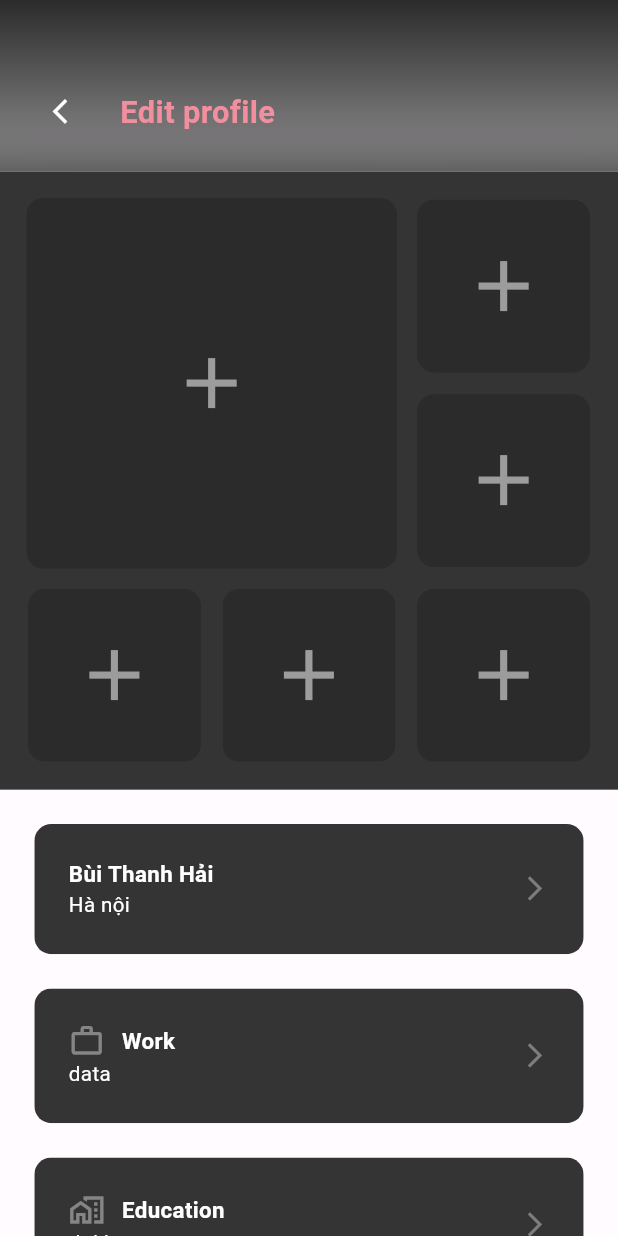
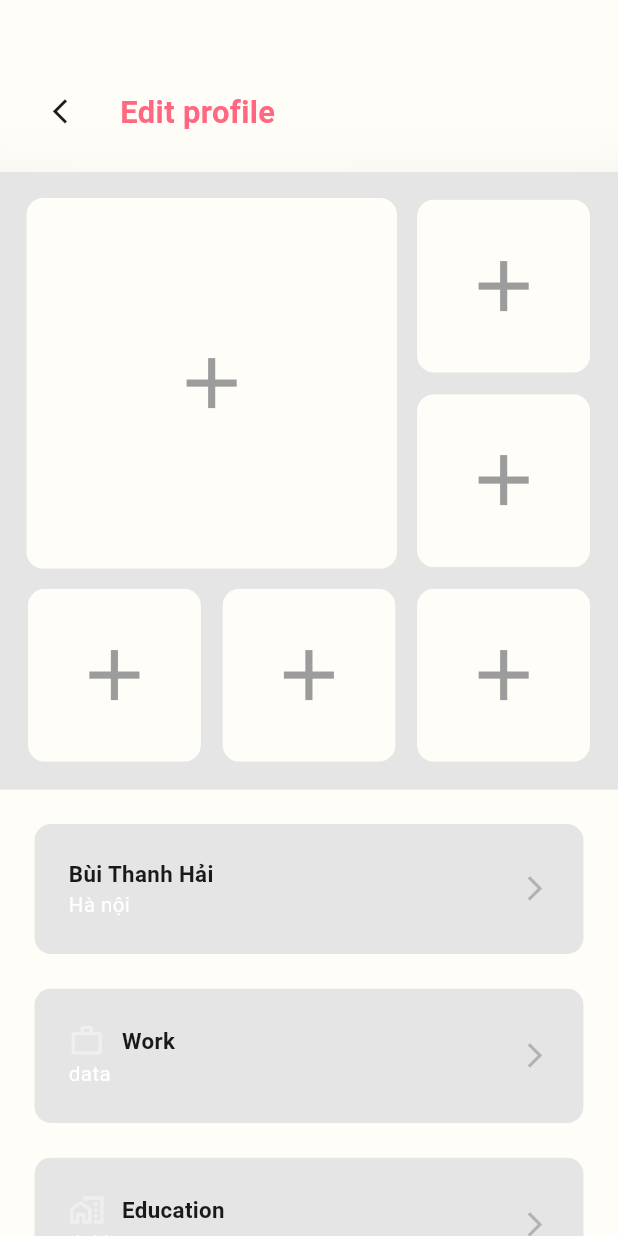
Before and after one commit to haivc2002/dating_app, a Flutter app: the screen it shows after launch, item 4 of the bottom bar chosen, scrolled down 257 dp, after a tap on the "edit" icon, on a phone screen of 412 x 824 dp. Run offline on Flutter 3.47's test engine with Material 3 defaults, Android fonts, the phone set to English and light mode, and no system bars; our stand-ins replace flutter_bloc, flutter_screenutil, image_picker, permission_handler, rive, shared_preferences; missing offline and left inert: swipable_stack; statements that could not run were skipped.

Commit message:
fix theme dark/light mode 80%

```diff
--- a/lib/main.dart
+++ b/lib/main.dart
@@ -1,8 +1,10 @@
 import 'package:dating/theme/theme_color.dart';
+import 'package:dating/theme/theme_notifier.dart';
 import 'package:dating/ui/all_tap_bottom/all_tap_bottom_screen.dart';
 import 'package:dating/ui/router.dart';
 import 'package:flutter/material.dart';
 import 'package:flutter_screenutil/flutter_screenutil.dart';
+import 'package:provider/provider.dart';
 
 import 'common/global.dart';
 import 'multibloc.dart';
@@ -11,7 +13,7 @@ void main() async{
   WidgetsFlutterBinding.ensureInitialized();
   await Global.load();
   runApp(
-      const MultiBloc(child: MyApp())
+      const MultiBloc(child: MyApp()),
   );
 }
 
@@ -19,6 +21,8 @@ class MyApp extends StatelessWidget {
   const MyApp({super.key});
   @override
   Widget build(BuildContext context) {
+    return Consumer<ThemeNotifier>(
+        builder: (context, themeNotifier, child) {
           return ColorPaletteProvider(
           themeColor: ThemeColor(),
           child: ScreenUtilInit(
@@ -29,9 +33,6 @@ class MyApp extends StatelessWidget {
               return MaterialApp(
                 debugShowCheckedModeBanner: false,
                 title: 'First Method',
-            theme: ThemeData(
-              primarySwatch: Colors.blue,
-            ),
                 onGenerateRoute: AppRouter.generateRoute,
                 home: child,
               );
@@ -41,4 +42,6 @@ class MyApp extends StatelessWidget {
           ),
         );
       }
+    );
   }
+}
--- a/lib/multibloc.dart
+++ b/lib/multibloc.dart
@@ -1,7 +1,9 @@
+import 'package:dating/theme/theme_notifier.dart';
 import 'package:dating/ui/all_tap_bottom/all_tap/profile/service/bloc/upload_image_bloc.dart';
 import 'package:dating/ui/all_tap_bottom/bloc/all_tap_bloc.dart';
 import 'package:flutter/material.dart';
 import 'package:flutter_bloc/flutter_bloc.dart';
+import 'package:provider/provider.dart';
 
 class MultiBloc extends StatelessWidget {
   final Widget child;
@@ -15,7 +17,10 @@ class MultiBloc extends StatelessWidget {
         BlocProvider(create: (context) => AllTapBloc(), lazy: true),
         BlocProvider(create: (context) => UploadImageBloc(), lazy: true),
       ] ,
-      child: child,
+      child: ChangeNotifierProvider(
+        create: (_) => ThemeNotifier(),
+        child: child,
+      ),
     );
   }
 }
--- a/lib/theme/theme_color.dart
+++ b/lib/theme/theme_color.dart
@@ -3,13 +3,13 @@ import 'package:flutter/material.dart';
 class ThemeColor {
   static const Color themeDarkSystem = Color(0xFF2B2B2B);
   static const Color themeDarkFadeSystem = Color(0xFF343434);
-  static const Color themeLightSystem = Color(0xFFFFFBFF);
+  static const Color themeLightSystem = Color(0xFFFFFDF7);
   static const Color themeLightFadeSystem = Color(0xFFE5E5E5);
 
 
   static const Color whiteColor = Color(0xFFFFFFFF);
   static const Color blackColor = Color(0xFF000000);
-  static const Color pinkColor = Color(0xFFF28F9E);
+  static const Color pinkColor = Color(0xFFFF6880);
   static const Color redColor = Colors.red;
   static const Color deepRedColor = Color(0xFFC8001A);
   static const Color greyColor = Color(0xFF9C9C9C);
--- /dev/null
+++ b/lib/theme/theme_notifier.dart
@@ -0,0 +1,22 @@
+import 'package:dating/theme/theme_color.dart';
+import 'package:flutter/material.dart';
+
+import '../common/global.dart';
+
+class ThemeNotifier with ChangeNotifier {
+  bool _isDarkMode = Global.getBool('theme');
+
+  bool get isDarkMode => _isDarkMode;
+
+  Color get systemTheme => _isDarkMode ? ThemeColor.themeDarkSystem : ThemeColor.themeLightSystem;
+  Color get systemThemeFade => _isDarkMode ? ThemeColor.themeDarkFadeSystem : ThemeColor.themeLightFadeSystem;
+  Color get systemText => _isDarkMode ? ThemeColor.whiteColor : ThemeColor.blackNotAbsolute;
+
+  Color get highlight => _isDarkMode ? ThemeColor.themeLightFadeSystem : ThemeColor.themeDarkFadeSystem;
+
+  void toggleTheme() {
+    _isDarkMode = !_isDarkMode;
+    Global.setBool('theme', _isDarkMode);
+    notifyListeners();
+  }
+}
--- a/lib/theme/theme_system.dart
+++ /dev/null
@@ -1,15 +0,0 @@
-import 'package:dating/common/global.dart';
-import 'package:dating/theme/theme_color.dart';
-import 'package:flutter/material.dart';
-
-class ThemeSystem {
-  static Color systemTheme = Global.getBool('theme') ? ThemeColor.themeDarkSystem : ThemeColor.themeLightSystem;
-  static Color systemThemeFade = Global.getBool('theme') ? ThemeColor.themeDarkFadeSystem : ThemeColor.themeLightFadeSystem;
-  static Color systemText = Global.getBool('theme') ? ThemeColor.whiteColor : ThemeColor.blackNotAbsolute;
-
-  static void updateTheme() {
-    systemTheme = Global.getBool('theme') ? ThemeColor.themeDarkSystem : ThemeColor.themeLightSystem;
-    systemThemeFade = Global.getBool('theme') ? ThemeColor.themeDarkFadeSystem : ThemeColor.themeLightFadeSystem;
-    systemText = Global.getBool('theme') ? ThemeColor.whiteColor : ThemeColor.blackNotAbsolute;
-  }
-}
--- a/lib/tool_widget_custom/appbar_custom.dart
+++ b/lib/tool_widget_custom/appbar_custom.dart
@@ -4,6 +4,9 @@ import 'package:dating/common/scale_screen.dart';
 import 'package:dating/theme/theme_color.dart';
 import 'package:flutter/material.dart';
 import 'package:flutter_screenutil/flutter_screenutil.dart';
+import 'package:provider/provider.dart';
+
+import '../theme/theme_notifier.dart';
 
 class AppBarCustom extends StatelessWidget {
   final String? title;
@@ -28,6 +31,7 @@ class AppBarCustom extends StatelessWidget {
 
   @override
   Widget build(BuildContext context) {
+    final themeNotifier = Provider.of<ThemeNotifier>(context);
     return Stack(
       children: [
         SingleChildScrollView(
@@ -58,7 +62,8 @@ class AppBarCustom extends StatelessWidget {
           width: widthScreen(context),
           decoration: BoxDecoration(
                 gradient: LinearGradient(
-                  colors: [ThemeColor.themeDarkSystem, ThemeColor.themeDarkSystem.withOpacity(0.5)],
+                  // colors: [ThemeColor.themeDarkSystem, ThemeColor.themeDarkSystem.withOpacity(0.5)],
+                  colors: [themeNotifier.systemTheme, themeNotifier.systemTheme.withOpacity(0.5)],
                   begin: Alignment.topCenter,
                   end: Alignment.bottomCenter,
                 )
@@ -91,7 +96,7 @@ class AppBarCustom extends StatelessWidget {
                                       child: Icon(
                                           Icons.arrow_back_ios_new,
                                           size: 17.sp,
-                                          color: ThemeColor.whiteColor
+                                          color: themeNotifier.systemText
                                       ),
                                     ),
                                   ),
@@ -109,7 +114,8 @@ class AppBarCustom extends StatelessWidget {
                       width: 30.w,
                       child: Container(
                         decoration: BoxDecoration(
-                            color: ThemeColor.whiteColor.withOpacity(0.1),
+                            // color: ThemeColor.whiteColor.withOpacity(0.1),
+                            color: themeNotifier.highlight.withOpacity(0.2),
                             shape: BoxShape.circle
                         ),
                         child: Center(
--- a/lib/tool_widget_custom/item_add_image.dart
+++ b/lib/tool_widget_custom/item_add_image.dart
@@ -47,8 +47,10 @@ import 'dart:io';
 
 import 'package:flutter/material.dart';
 import 'package:flutter_screenutil/flutter_screenutil.dart';
+import 'package:provider/provider.dart';
 
 import '../theme/theme_color.dart';
+import '../theme/theme_notifier.dart';
 
 class ItemAddImage extends StatelessWidget {
   final double? size;
@@ -63,6 +65,7 @@ class ItemAddImage extends StatelessWidget {
 
   @override
   Widget build(BuildContext context) {
+    final themeNotifier = Provider.of<ThemeNotifier>(context);
     return ClipRRect(
       borderRadius: BorderRadius.circular(10.w),
       child: GestureDetector(
@@ -71,7 +74,7 @@ class ItemAddImage extends StatelessWidget {
           height: size ?? 80.w,
           width: size ?? 80.w,
           decoration: BoxDecoration(
-            color: ThemeColor.themeDarkSystem,
+            color: themeNotifier.systemTheme,
             image: backgroundUpload != null
                 ? DecorationImage(
               image: FileImage(backgroundUpload!),
--- a/lib/tool_widget_custom/item_card.dart
+++ b/lib/tool_widget_custom/item_card.dart
@@ -1,7 +1,8 @@
 import 'package:dating/common/scale_screen.dart';
-import 'package:flutter/cupertino.dart';
+import 'package:dating/theme/theme_notifier.dart';
 import 'package:flutter/material.dart';
 import 'package:flutter_screenutil/flutter_screenutil.dart';
+import 'package:provider/provider.dart';
 
 import '../theme/theme_color.dart';
 
@@ -26,12 +27,13 @@ class ItemCard extends StatelessWidget {
 
   @override
   Widget build(BuildContext context) {
+    final themeNotifier = Provider.of<ThemeNotifier>(context);
     return Padding(
       padding: EdgeInsets.fromLTRB(0, 0, 0, paddingBottom ?? 20.w),
       child: ClipRRect(
         borderRadius: BorderRadius.circular(10.w),
         child: Material(
-          color: colorCard ?? ThemeColor.themeDarkFadeSystem,
+          color: colorCard ?? themeNotifier.systemThemeFade,
           child: Padding(
             padding: EdgeInsets.all(20.w),
             child: Row(
@@ -48,7 +50,7 @@ class ItemCard extends StatelessWidget {
                           Text(titleCard ?? '', style: TextStyle(
                             fontSize: fontSize ?? 13.sp,
                             fontWeight: FontWeight.bold,
-                            color: titleColor ?? ThemeColor.whiteColor
+                            color: titleColor ?? themeNotifier.systemText
                           ))
                         ],
                       ),
--- a/lib/ui/about_app/about_app_screen.dart
+++ b/lib/ui/about_app/about_app_screen.dart
@@ -52,7 +52,7 @@ class _AboutAppScreenState extends State<AboutAppScreen> {
                           mainAxisAlignment: MainAxisAlignment.center,
                           children: [
                             Text('DASH DATE', style: TextStyles.defaultStyle.bold.setTextSize(25.sp).setColor(ThemeColor.deepRedColor)),
-                            Text('phiên bản: 6.2418.0', style: TextStyles.defaultStyle)
+                            Text('version: 6.2418.0', style: TextStyles.defaultStyle)
                           ],
                         ),
                       ),
--- a/lib/ui/all_tap_bottom/all_tap/drawer/drawer_widget.dart
+++ b/lib/ui/all_tap_bottom/all_tap/drawer/drawer_widget.dart
@@ -54,12 +54,12 @@ class _DrawerWidgetState extends State<DrawerWidget> {
           child: Stack(
             children: [
               BackdropFilter(
-                filter: ImageFilter.blur(sigmaX: 30, sigmaY: 30),
+                filter: ImageFilter.blur(sigmaX: 25, sigmaY: 25),
                 child: Container(),
               ),
               Container(
                 decoration: BoxDecoration(
-                    color: ThemeColor.whiteColor.withOpacity(0.1),
+                    color: ThemeColor.blackNotAbsolute.withOpacity(0.3),
                     border: Border(
                         right: BorderSide(
                             color: ThemeColor.greyColor.withOpacity(0.1)
--- a/lib/ui/all_tap_bottom/all_tap/drawer/time_now.dart
+++ b/lib/ui/all_tap_bottom/all_tap/drawer/time_now.dart
@@ -8,11 +8,11 @@ class TimeNow {
     int hour = now.hour;
 
     if (hour < 12) {
-      return 'Chào buổi sáng';
+      return 'Good morning';
     } else if (hour < 18) {
-      return 'Chào buổi chiều';
+      return 'Good afternoon';
     } else {
-      return 'Chào buổi tối';
+      return 'Good evening';
     }
   }
 
--- a/lib/ui/all_tap_bottom/all_tap/home/home_screen.dart
+++ b/lib/ui/all_tap_bottom/all_tap/home/home_screen.dart
@@ -1,16 +1,14 @@
 import 'package:dating/common/scale_screen.dart';
-import 'package:dating/extension/gradient.dart';
 import 'package:dating/theme/theme_color.dart';
 import 'package:dating/tool_widget_custom/appbar_custom.dart';
-import 'package:dating/tool_widget_custom/icon_button_custom.dart';
-import 'package:flutter/cupertino.dart';
 import 'package:flutter/foundation.dart';
 import 'package:flutter/material.dart';
-import 'package:flutter/widgets.dart';
 import 'package:flutter_screenutil/flutter_screenutil.dart';
+import 'package:provider/provider.dart';
 import 'package:swipable_stack/swipable_stack.dart';
 
 import '../../../../common/textstyles.dart';
+import '../../../../theme/theme_notifier.dart';
 
 class HomeScreen extends StatefulWidget {
   final void Function(BuildContext) openDrawer;
@@ -54,8 +52,9 @@ class _HomeScreenState extends State<HomeScreen> {
   }
   @override
   Widget build(BuildContext context) {
+    final themeNotifier = Provider.of<ThemeNotifier>(context);
     return Scaffold(
-      backgroundColor: ThemeColor.themeDarkSystem,
+      backgroundColor: themeNotifier.systemThemeFade,
       body: SafeArea(
         top: false,
         child: AppBarCustom(
@@ -68,7 +67,7 @@ class _HomeScreenState extends State<HomeScreen> {
               });
             },
             child: Container(
-              color: Colors.white,
+              color: ThemeColor.whiteColor,
               child: const Center(
                 child: Icon(Icons.menu),
               ),
--- a/lib/ui/all_tap_bottom/all_tap/profile/edit_profile_screen.dart
+++ b/lib/ui/all_tap_bottom/all_tap/profile/edit_profile_screen.dart
@@ -4,7 +4,6 @@ import 'dart:io';
 
 import 'package:dating/common/scale_screen.dart';
 import 'package:dating/theme/theme_color.dart';
-import 'package:dating/theme/theme_system.dart';
 import 'package:dating/tool_widget_custom/appbar_custom.dart';
 import 'package:dating/tool_widget_custom/item_add_image.dart';
 import 'package:dating/tool_widget_custom/item_card.dart';
@@ -15,6 +14,9 @@ import 'package:flutter/cupertino.dart';
 import 'package:flutter/material.dart';
 import 'package:flutter_bloc/flutter_bloc.dart';
 import 'package:flutter_screenutil/flutter_screenutil.dart';
+import 'package:provider/provider.dart';
+
+import '../../../../theme/theme_notifier.dart';
 
 class EditProfileScreen extends StatefulWidget {
   static const String routeName = 'editProfileScreen';
@@ -36,8 +38,9 @@ class _EditProfileScreenState extends State<EditProfileScreen> {
 
   @override
   Widget build(BuildContext context) {
+    final themeNotifier = Provider.of<ThemeNotifier>(context);
     return Scaffold(
-      backgroundColor: ThemeSystem.systemTheme,
+      backgroundColor: themeNotifier.systemTheme,
       body: AppBarCustom(
         title: 'Edit profile',
         textStyle: TextStyles.defaultStyle.bold.appbarTitle,
@@ -46,7 +49,7 @@ class _EditProfileScreenState extends State<EditProfileScreen> {
             height: widthScreen(context),
             width: widthScreen(context),
             padding: EdgeInsets.all(10.w),
-            color: ThemeColor.themeDarkFadeSystem,
+            color: themeNotifier.systemThemeFade,
             child: Column(
               children: [
                 Expanded(
--- a/lib/ui/all_tap_bottom/all_tap/profile/profile_screen.dart
+++ b/lib/ui/all_tap_bottom/all_tap/profile/profile_screen.dart
@@ -7,7 +7,9 @@ import 'package:dating/common/textstyles.dart';
 import 'package:dating/ui/setting/setting_screen.dart';
 import 'package:flutter/material.dart';
 import 'package:flutter_screenutil/flutter_screenutil.dart';
+import 'package:provider/provider.dart';
 
+import '../../../../theme/theme_notifier.dart';
 import '../../../../tool_widget_custom/item_card.dart';
 
 class ProfileScreen extends StatefulWidget {
@@ -20,21 +22,22 @@ class ProfileScreen extends StatefulWidget {
 class _ProfileScreenState extends State<ProfileScreen> {
   @override
   Widget build(BuildContext context) {
+    final themeNotifier = Provider.of<ThemeNotifier>(context);
     return Scaffold(
-      backgroundColor: ThemeColor.themeDarkSystem,
+      backgroundColor: themeNotifier.systemTheme,
       body: AppBarCustom(
         showLeading: false,
         title: 'My profile',
         textStyle: TextStyles.defaultStyle.bold.setColor(ThemeColor.pinkColor).setTextSize(18.sp),
         trailing: GestureDetector(
           onTap: () => Navigator.pushNamed(context, SettingScreen.routeName),
-          child: const Icon(Icons.settings, color: ThemeColor.whiteColor),
+          child: Icon(Icons.settings, color: themeNotifier.systemText),
         ),
         bodyListWidget: [
           Container(
             height: heightScreen(context)*0.4,
             width: widthScreen(context),
-            color: ThemeColor.themeDarkFadeSystem,
+            color: themeNotifier.systemThemeFade,
             child: Column(
               mainAxisAlignment: MainAxisAlignment.center,
               children: [
@@ -53,7 +56,7 @@ class _ProfileScreenState extends State<ProfileScreen> {
             padding: EdgeInsets.symmetric(horizontal:  20.w, vertical: 10.w),
             child: Row(
               children: [
-                Text('about me', style: TextStyles.defaultStyle.bold.setTextSize(18.sp).setColor(ThemeColor.whiteColor)),
+                Text('about me', style: TextStyles.defaultStyle.bold.setTextSize(18.sp).setColor(themeNotifier.systemText)),
                 const Spacer(),
                 Container(
                   decoration: BoxDecoration(
--- a/lib/ui/all_tap_bottom/all_tap_bottom_screen.dart
+++ b/lib/ui/all_tap_bottom/all_tap_bottom_screen.dart
@@ -10,7 +10,9 @@ import 'package:dating/ui/all_tap_bottom/bloc/all_tap_bloc.dart';
 import 'package:flutter/material.dart';
 import 'package:flutter_bloc/flutter_bloc.dart';
 import 'package:flutter_screenutil/flutter_screenutil.dart';
+import 'package:provider/provider.dart';
 
+import '../../theme/theme_notifier.dart';
 import 'all_tap/drawer/drawer_widget.dart';
 import 'all_tap/premium/premium_screen.dart';
 import 'all_tap/profile/profile_screen.dart';
@@ -28,6 +30,7 @@ class _AllTapBottomScreenState extends State<AllTapBottomScreen> with TickerProv
 
   late AnimationController animationController;
   late Animation<double> animation;
+  late ThemeNotifier themeNotifier;
   final GlobalKey<ScaffoldState> scaffoldKey = GlobalKey();
   late AllTapController controller = AllTapController(context);
   bool drawerStatus = false;
@@ -46,6 +49,7 @@ class _AllTapBottomScreenState extends State<AllTapBottomScreen> with TickerProv
   @override
   void didChangeDependencies() {
     super.didChangeDependencies();
+    themeNotifier = Provider.of<ThemeNotifier>(context);
     WidgetsBinding.instance.addPostFrameCallback((_) {
       if (scaffoldKey.currentState != null) {
         if (scaffoldKey.currentState!.isDrawerOpen) {
@@ -88,7 +92,7 @@ class _AllTapBottomScreenState extends State<AllTapBottomScreen> with TickerProv
   Widget build(BuildContext context) {
     return Scaffold(
       drawerEnableOpenDragGesture: false,
-      backgroundColor: ThemeColor.themeDarkSystem,
+      backgroundColor: themeNotifier.systemThemeFade,
       drawer: DrawerWidget(updateDrawerStatus: updateDrawerStatus, animationController: animationController),
       body: AnimatedBuilder(
           animation: animation,
--- a/pubspec.yaml
+++ b/pubspec.yaml
@@ -45,6 +45,7 @@ dependencies:
   permission_handler: ^11.3.1
   font_awesome_flutter: ^10.7.0
   shared_preferences: ^2.2.3
+  provider: ^6.1.2
 
 
 dev_dependencies:
```
Also changed, not shown: lib/common/textstyles.dart (+8 -0 lines), lib/ui/setting/setting_screen.dart (+75 -24 lines), pubspec.lock. Lines whose indentation alone changed are shown as unchanged.
